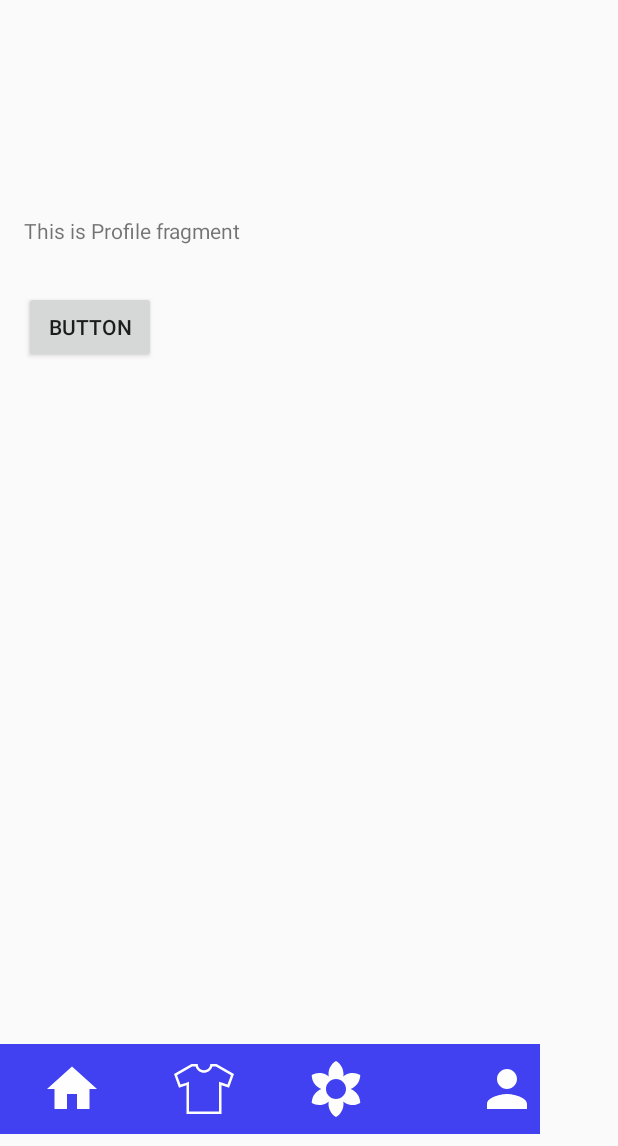
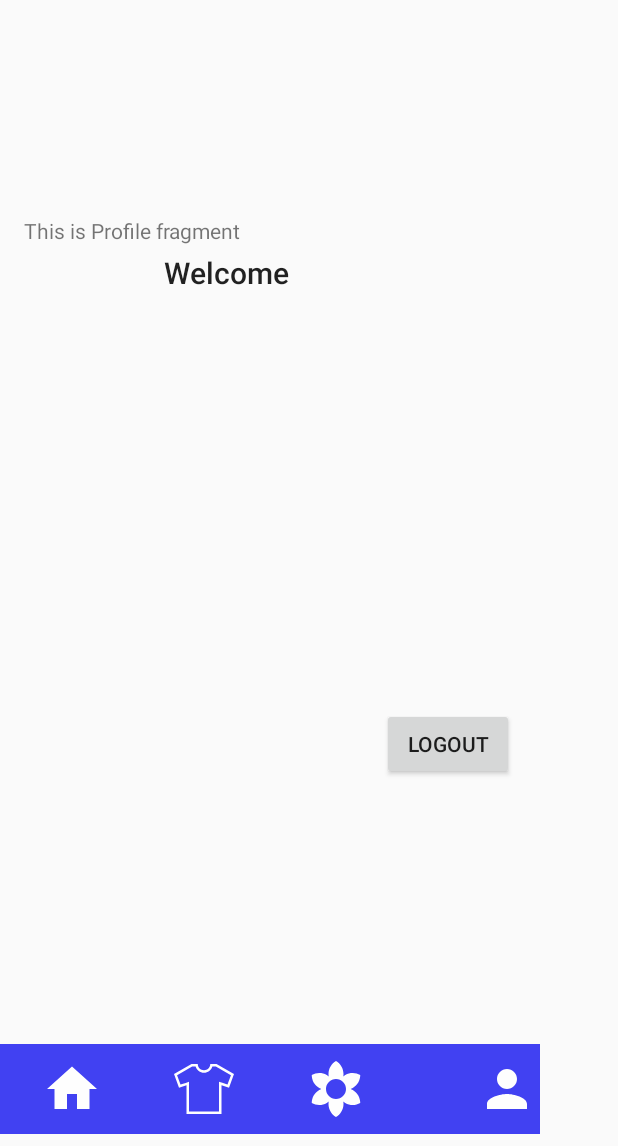
Before and after one commit to bhaveshvb/imprime, an Android app: the fragment Fprofile placed in its activity, on a phone screen of 412 x 824 dp, the part 90-1236 px from its top. Run offline under Robolectric (Android 15) with nearby library versions, the phone set to English and light mode, and no system bars; our stand-ins replace Firebase (no records; nobody signed in at launch, a user with empty details on screens opened directly).

Commit message:
login and signup working

```diff
--- a/app/src/main/AndroidManifest.xml
+++ b/app/src/main/AndroidManifest.xml
@@ -17,7 +17,7 @@
 
         <activity
             android:name=".LoginActivity"
-            android:label="@string/title_activity_login">
+            android:label="@string/app_name">
 
             <intent-filter>
                 <action android:name="android.intent.action.MAIN" />
--- a/app/src/main/java/com/example/bhavesh/imprime/Fprofile.java
+++ b/app/src/main/java/com/example/bhavesh/imprime/Fprofile.java
@@ -5,10 +5,15 @@ import android.content.Intent;
 import android.os.Bundle;
 import android.support.v4.app.Fragment;
 import android.support.v4.app.FragmentTransaction;
+import android.text.LoginFilter;
 import android.view.LayoutInflater;
 import android.view.View;
 import android.view.ViewGroup;
 import android.widget.Button;
+import android.widget.TextView;
+
+import com.google.firebase.auth.FirebaseAuth;
+import com.google.firebase.auth.FirebaseUser;
 
 
 /**
@@ -16,7 +21,9 @@ import android.widget.Button;
  */
 public class Fprofile extends Fragment {
 
-    private Button signup;
+    private Button logout;
+    private TextView welcome;
+    private FirebaseAuth firebaseAuth;
 
     public Fprofile() {
         // Required empty public constructor
@@ -28,20 +35,42 @@ public class Fprofile extends Fragment {
                              Bundle savedInstanceState) {
         // Inflate the layout for this fragment
         return inflater.inflate(R.layout.fragment_fprofile, container, false);
+       // firebaseAuth = FirebaseAuth.getInstance();
+
     }
 
     @Override
     public void onViewCreated(View view, Bundle savedInstanceState) {
         super.onViewCreated(view, savedInstanceState);
-        signup = (Button) view.findViewById(R.id.signup_test_button);
+        /*signup = (Button) view.findViewById(R.id.signup_test_button);
         signup.setOnClickListener(new View.OnClickListener() {
             @Override
             public void onClick(View view) {
                 //place your action here
                 Intent i = new Intent(getActivity(), Signup.class);
-                startActivity(i);
+                startActivity(i);*/
+        firebaseAuth = FirebaseAuth.getInstance();
+
+        if (firebaseAuth.getCurrentUser() == null) {
+
+            startActivity(new Intent(getActivity(), LoginActivity.class));
+        }
+
+        FirebaseUser user = firebaseAuth.getCurrentUser();
+            welcome = (TextView) view.findViewById(R.id.welcome);
+            welcome.append(user.getEmail());
+
+
+        logout = (Button) view.findViewById(R.id.logout);
+
+        logout.setOnClickListener(new View.OnClickListener() {
+            @Override
+            public void onClick(View view) {
+                //place your action here
+                Intent ilogout = new Intent(getActivity(), LoginActivity.class);
+                startActivity(ilogout);
+
             }
         });
     }
-
 }
--- a/app/src/main/res/layout/fragment_fdesign.xml
+++ b/app/src/main/res/layout/fragment_fdesign.xml
@@ -15,9 +15,11 @@
             tools:layout_editor_absoluteY="0dp" />
 
     <ScrollView
-        android:layout_width="match_parent"
+        android:layout_width="0dp"
         android:layout_height="wrap_content"
-        android:id="@+id/scrollfd">
+        android:id="@+id/scrollfd"
+        tools:layout_editor_absoluteY="0dp"
+        tools:layout_editor_absoluteX="8dp">
 
         <RelativeLayout
             android:layout_width="match_parent"
--- a/app/src/main/res/layout/fragment_fprofile.xml
+++ b/app/src/main/res/layout/fragment_fprofile.xml
@@ -17,13 +17,30 @@
         app:layout_constraintTop_toTopOf="parent" />
 
     <Button
-        android:text="Button"
+        android:text="Logout"
         android:layout_width="wrap_content"
         android:layout_height="wrap_content"
-        android:id="@+id/signup_test_button"
-        android:layout_marginStart="16dp"
+        android:id="@+id/logout"
+        android:layout_marginStart="240dp"
         app:layout_constraintLeft_toLeftOf="parent"
-        app:layout_constraintTop_toTopOf="@+id/fprofile"
-        android:layout_marginTop="50dp" />
+        android:layout_marginEnd="16dp"
+        app:layout_constraintRight_toRightOf="parent"
+        app:layout_constraintBottom_toBottomOf="parent"
+        android:layout_marginBottom="48dp"
+        app:layout_constraintHorizontal_bias="0.93" />
+
+    <TextView
+        android:text="Welcome"
+        android:layout_width="202dp"
+        android:layout_height="57dp"
+        android:id="@+id/welcome"
+        android:layout_marginStart="56dp"
+        app:layout_constraintLeft_toLeftOf="parent"
+        android:layout_marginTop="40dp"
+        app:layout_constraintTop_toTopOf="parent"
+        android:layout_marginEnd="16dp"
+        app:layout_constraintRight_toRightOf="parent"
+        app:layout_constraintHorizontal_bias="0.62"
+        android:textAppearance="@style/TextAppearance.AppCompat.Widget.ActionBar.Title" />
 
 </android.support.constraint.ConstraintLayout>
--- a/build.gradle
+++ b/build.gradle
@@ -5,7 +5,7 @@ buildscript {
         jcenter()
     }
     dependencies {
-        classpath 'com.android.tools.build:gradle:2.2.0'
+        classpath 'com.android.tools.build:gradle:2.3.0'
 
         // NOTE: Do not place your application dependencies here; they belong
         // in the individual module build.gradle files
```
Also changed, not shown: app/build.gradle (+11 -4 lines), app/src/main/java/com/example/bhavesh/imprime/LoginActivity.java (+41 -1 lines), app/src/main/java/com/example/bhavesh/imprime/Signup.java (+58 -1 lines), gradle/wrapper/gradle-wrapper.properties.
